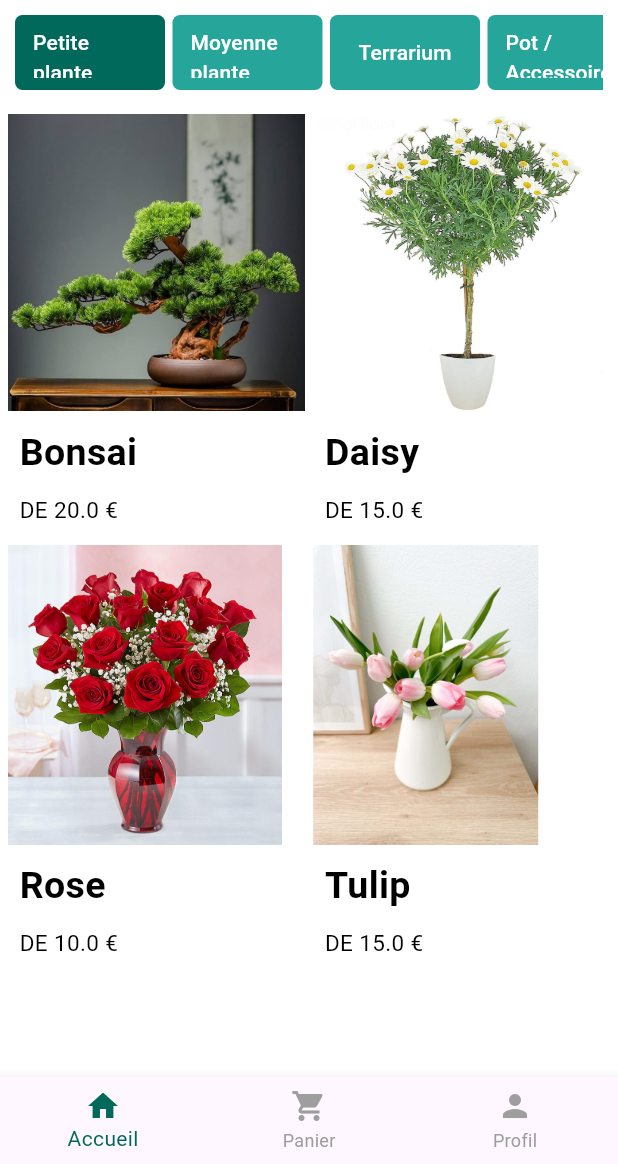
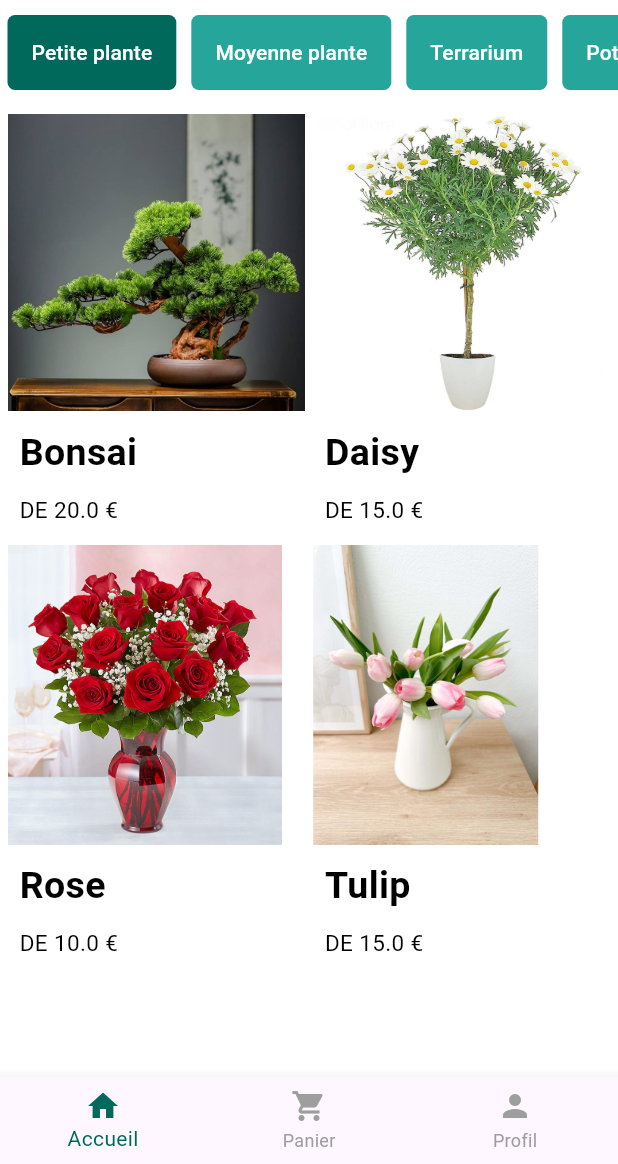
Before and after one commit to Zelikoo/Leafy, a Flutter app: the screen it shows after launch, on a phone screen of 412 x 824 dp, the part 72-1236 px from its top. Run offline on Flutter 3.47's test engine with Material 3 defaults, Android fonts, the phone set to English and light mode, and no system bars; our stand-ins replace google_sign_in; missing offline and left inert: flutter_facebook_auth.

Commit message:
refactor: Update flutter_facebook_auth and improve UI
This commit upgrades the `flutter_facebook_auth` package from version `^3.5.0` to `^6.0.0` and refactors the category list UI on the `HomePage` for better presentation.

- **Dependency Management:**
  - Upgraded `flutter_facebook_auth` to `^6.0.0`, which introduced several new transitive dependencies for desktop and secure storage support (`facebook_auth_desktop`, `flutter_secure_storage`, etc.).
  - Updated native plugin registration files for macOS, Linux, and Windows to include the new dependencies.

- **UI Refactor (`HomePage`):**
  - Replaced the `GridView` used for the horizontal category list with a `ListView.builder`.
  - This change improves the layout and spacing of the category filter buttons, making them more visually appealing and consistently sized.
  - Adjusted margins and added padding to the `TextButton`s within the new `ListView`.

```diff
--- a/lib/pages/home_page.dart
+++ b/lib/pages/home_page.dart
@@ -59,19 +59,16 @@ class _HomePageState extends State<HomePage> {
           // Catégories horizontales
           SizedBox(
             height: 70,
-            child: Container(
-              margin: const EdgeInsets.all(10),
-              child: GridView.builder(
-                itemCount: categoryList.length,
-                scrollDirection: Axis.horizontal,
-                gridDelegate: const SliverGridDelegateWithFixedCrossAxisCount(
-                  crossAxisCount: 1,
-                  crossAxisSpacing: 0.5,
-                  mainAxisSpacing: 5,
-                  childAspectRatio: 0.5,
-                ),
-                itemBuilder: (BuildContext context, int index) {
-                  return TextButton(
+            child: ListView.builder(
+              scrollDirection: Axis.horizontal,
+              itemCount: categoryList.length,
+              itemBuilder: (context, index) {
+                return Container(
+                  margin: const EdgeInsets.symmetric(
+                    horizontal: 5,
+                    vertical: 10,
+                  ),
+                  child: TextButton(
                     onPressed: () {
                       setState(() {
                         numCategory = index;
@@ -82,14 +79,18 @@ class _HomePageState extends State<HomePage> {
                       backgroundColor: index == numCategory
                           ? Colors.teal.shade800
                           : Colors.teal.shade400,
+                      padding: const EdgeInsets.symmetric(horizontal: 16),
                       shape: RoundedRectangleBorder(
                         borderRadius: BorderRadius.circular(5),
                       ),
                     ),
-                    child: Text(categoryList[index]),
-                  );
-                },
-              ),
+                    child: Text(
+                      categoryList[index],
+                      style: const TextStyle(fontSize: 14),
+                    ),
+                  ),
+                );
+              },
             ),
           ),
 
--- a/pubspec.yaml
+++ b/pubspec.yaml
@@ -36,7 +36,7 @@ dependencies:
   cupertino_icons: ^1.0.8
   google_sign_in: ^6.1.5
   http: ^1.5.0
-  flutter_facebook_auth: ^3.5.0
+  flutter_facebook_auth: ^6.0.0
 
 dev_dependencies:
   flutter_test:
```
Also changed, not shown: pubspec.lock, 6 other files.
